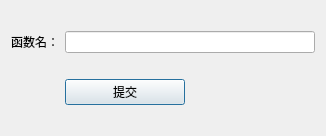
Old version of the form ui/callFunction.ui in the repository dqzg12300/fridaUiTools.
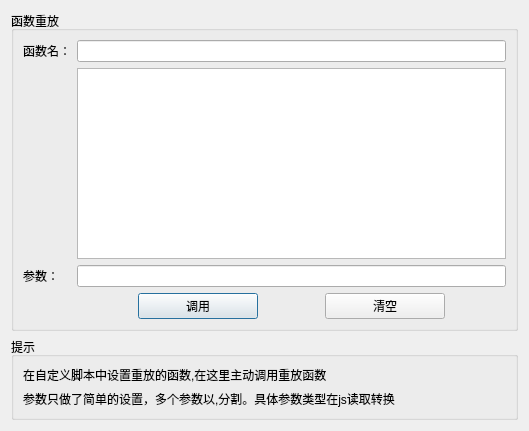
New version of the form.

Commit message: 添加函数重放，添加几个快捷功能

The edit to the form file:
```diff
--- a/ui/callFunction.ui
+++ b/ui/callFunction.ui
@@ -6,13 +6,42 @@
    <rect>
     <x>0</x>
     <y>0</y>
-    <width>326</width>
-    <height>136</height>
+    <width>529</width>
+    <height>431</height>
    </rect>
   </property>
   <property name="windowTitle">
    <string>主动调用</string>
   </property>
+  <layout class="QGridLayout" name="gridLayout_3">
+   <item row="1" column="0">
+    <widget class="QGroupBox" name="groupBox_2">
+     <property name="title">
+      <string>提示</string>
+     </property>
+     <layout class="QGridLayout" name="gridLayout_2">
+      <item row="1" column="0">
+       <widget class="QLabel" name="label_3">
+        <property name="text">
+         <string>参数只做了简单的设置，多个参数以,分割。具体参数类型在js读取转换</string>
+        </property>
+       </widget>
+      </item>
+      <item row="0" column="0">
+       <widget class="QLabel" name="label">
+        <property name="text">
+         <string>在自定义脚本中设置重放的函数,在这里主动调用重放函数</string>
+        </property>
+       </widget>
+      </item>
+     </layout>
+    </widget>
+   </item>
+   <item row="0" column="0">
+    <widget class="QGroupBox" name="groupBox">
+     <property name="title">
+      <string>函数重放</string>
+     </property>
   <layout class="QGridLayout" name="gridLayout">
    <item row="0" column="1">
     <widget class="QLineEdit" name="txtMethod"/>
@@ -25,6 +54,21 @@
     </widget>
    </item>
    <item row="1" column="1">
+       <widget class="QListWidget" name="listMethods"/>
+      </item>
+      <item row="2" column="0">
+       <widget class="QLabel" name="label_4">
+        <property name="text">
+         <string>参数：</string>
+        </property>
+       </widget>
+      </item>
+      <item row="2" column="1">
+       <widget class="QLineEdit" name="txtArgs"/>
+      </item>
+      <item row="3" column="1">
+       <layout class="QHBoxLayout" name="horizontalLayout">
+        <item>
     <widget class="QPushButton" name="btnSubmit">
      <property name="maximumSize">
       <size>
@@ -33,8 +77,26 @@
       </size>
      </property>
      <property name="text">
-      <string>提交</string>
-     </property>
+           <string>调用</string>
+          </property>
+         </widget>
+        </item>
+        <item>
+         <widget class="QPushButton" name="btnClear">
+          <property name="maximumSize">
+           <size>
+            <width>120</width>
+            <height>16777215</height>
+           </size>
+          </property>
+          <property name="text">
+           <string>清空</string>
+          </property>
+         </widget>
+        </item>
+       </layout>
+      </item>
+     </layout>
     </widget>
    </item>
   </layout>
```
Left out of the diff: 6 changed lines with no effect on the pictures. Lines whose indentation alone changed are shown as unchanged. The commit also changes 13 other files.
